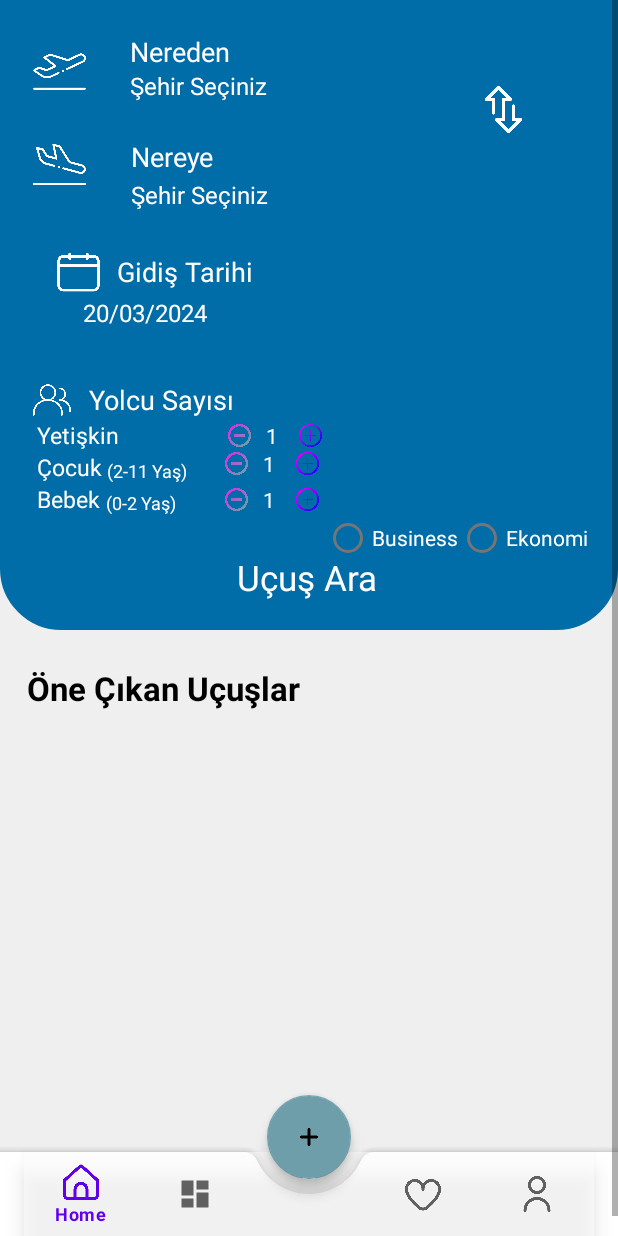
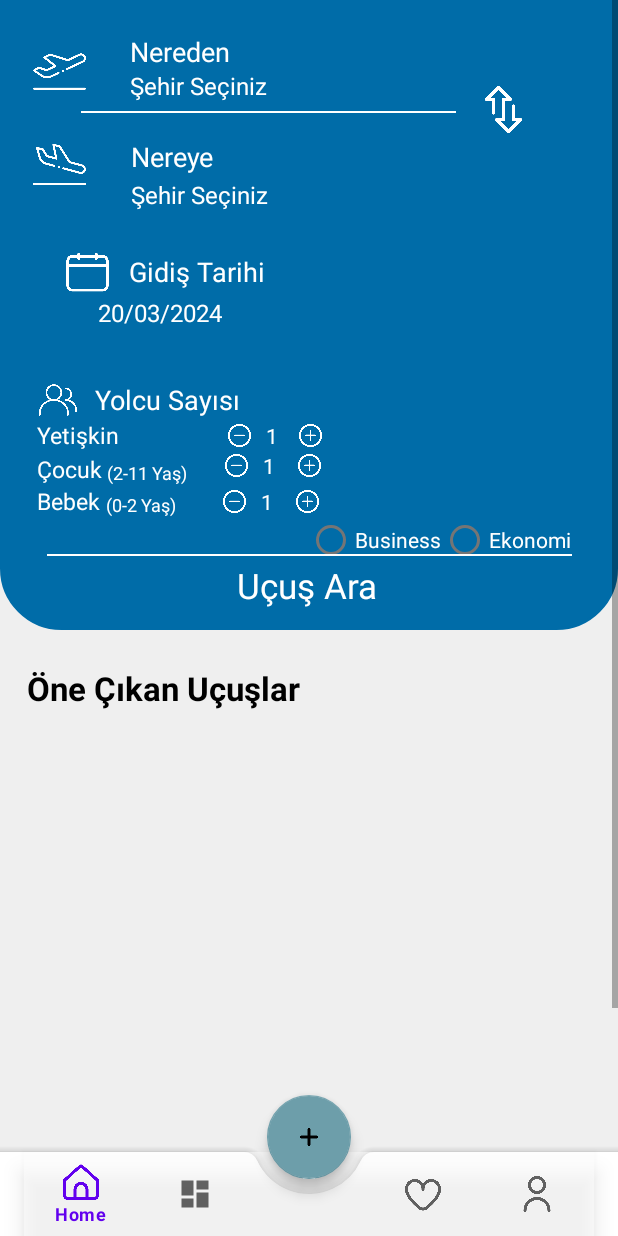
Before and after one commit to Bezaatay/Adventura, an Android app: the ResFlight screen opened through its navigation route, on a phone screen of 412 x 824 dp. Run offline under Robolectric (Android 15) with nearby library versions, the phone set to English and light mode, and no system bars; our stand-ins replace navigation-ui.

Commit message:
Second Commit

```diff
--- a/app/src/main/java/com/example/reservationproject/view/MainActivity.kt
+++ b/app/src/main/java/com/example/reservationproject/view/MainActivity.kt
@@ -34,8 +34,7 @@ class MainActivity : AppCompatActivity() {
         val navView: BottomNavigationView = binding.navView
 
         val navController = findNavController(R.id.nav_host_fragment_activity_main)
-        // Passing each menu ID as a set of Ids because each
-        // menu should be considered as top level destinations.
+
         val appBarConfiguration = AppBarConfiguration(
             setOf(
                 R.id.navigation_home,
--- a/app/src/main/java/com/example/reservationproject/view/NotificationsFragment.kt
+++ b/app/src/main/java/com/example/reservationproject/view/NotificationsFragment.kt
@@ -16,8 +16,6 @@ class NotificationsFragment : Fragment() {
 
     private var _binding: FragmentNotificationsBinding? = null
 
-    // This property is only valid between onCreateView and
-    // onDestroyView.
     private val binding get() = _binding!!
 
     override fun onCreateView(
--- a/app/src/main/java/com/example/reservationproject/view/ResFlight.kt
+++ b/app/src/main/java/com/example/reservationproject/view/ResFlight.kt
@@ -102,7 +102,7 @@ class ResFlight : Fragment(), FlightItemAdapter.OnItemClickListener {
             val childSeat = binding.childNumEdttx.text
             val babySeat = binding.babyNumEdttx.text
             val flightType = viewModel.selectedFlightType.value
-            Log.e("AA", "$fromWhere,$toWhere,$departureTime,$babySeat,$flightType")
+            Log.e("flight info", "$fromWhere,$toWhere,$departureTime,$babySeat,$flightType")
         }
 
         adultAdd.setOnClickListener {
--- a/app/src/main/java/com/example/reservationproject/viewmodel/HomeViewModel.kt
+++ b/app/src/main/java/com/example/reservationproject/viewmodel/HomeViewModel.kt
@@ -25,7 +25,6 @@ class HomeViewModel : ViewModel() {
                 Log.e("beyza","asama1")
                 val responseBody = response.body()
                 if(responseBody != null) {
-                    Log.e("beyza", "asama2")
                     Log.e("beyza", responseBody.toString())
                 }
                 else {
@@ -36,8 +35,6 @@ class HomeViewModel : ViewModel() {
             override fun onFailure(call: Call<List<HotelElement>>, t: Throwable) {
 
                 Log.e("beyzaHata",t.message.toString())
-                Log.e("beyzaHata",t.cause.toString())
-                Log.e("beyzaHata",t.toString())
             }
         })
     }
@@ -59,6 +56,5 @@ class HomeViewModel : ViewModel() {
                 Log.e("beyzaHata",t.cause.toString())
             }
         })
-        Log.e("beyzaHata","sdsfs")
     }
 }
--- a/app/src/main/res/layout/activity_main.xml
+++ b/app/src/main/res/layout/activity_main.xml
@@ -41,7 +41,7 @@
         android:id="@+id/nav_host_fragment_activity_main"
         android:name="androidx.navigation.fragment.NavHostFragment"
         android:layout_width="match_parent"
-        android:layout_height="match_parent"
+        android:layout_height="750dp"
         app:defaultNavHost="true"
         app:layout_constraintBottom_toTopOf="@id/nav_view"
         app:layout_constraintLeft_toLeftOf="parent"
--- a/app/src/main/res/layout/fragment_res_flight.xml
+++ b/app/src/main/res/layout/fragment_res_flight.xml
@@ -10,6 +10,7 @@
     <androidx.constraintlayout.widget.ConstraintLayout
         android:layout_width="match_parent"
         android:layout_height="wrap_content">
+
 
         <androidx.constraintlayout.widget.ConstraintLayout
             android:id="@+id/constraintLayout7"
@@ -26,7 +27,8 @@
             <TextView
                 android:id="@+id/SearchFlightBtn"
                 android:layout_width="368dp"
-                android:layout_height="50dp"
+                android:layout_height="wrap_content"
+                android:layout_marginBottom="4dp"
                 android:gravity="center"
                 android:text="@string/search_flight"
                 android:textColor="@color/white"
@@ -42,7 +44,7 @@
                 android:layout_height="70dp"
                 android:layout_marginStart="8dp"
                 android:layout_marginTop="16dp"
-                android:layout_marginEnd="220dp"
+                android:layout_marginEnd="200dp"
                 android:padding="4dp"
                 app:layout_constraintEnd_toEndOf="parent"
                 app:layout_constraintStart_toStartOf="parent"
@@ -52,7 +54,7 @@
                     android:id="@+id/imageView4"
                     android:layout_width="30dp"
                     android:layout_height="30dp"
-                    android:layout_marginStart="8dp"
+                    android:layout_marginStart="4dp"
                     android:layout_marginTop="8dp"
                     android:src="@drawable/calendar"
                     app:layout_constraintBottom_toBottomOf="@+id/textView6"
@@ -108,6 +110,7 @@
                 android:ems="10"
                 android:hint="@string/select_city"
                 android:inputType="text"
+                android:textColor="@color/white"
                 android:textColorHint="@color/white"
                 android:textSize="16sp"
                 app:layout_constraintEnd_toEndOf="@+id/textView8"
@@ -139,6 +142,7 @@
                 android:hint="@string/select_city"
                 android:inputType="text"
                 android:textColorHint="@color/white"
+                android:textColor="@color/white"
                 android:textSize="16sp"
                 app:layout_constraintEnd_toEndOf="@+id/textView9"
                 app:layout_constraintHorizontal_bias="0.0"
@@ -186,7 +190,7 @@
                 android:id="@+id/radioGroup"
                 android:layout_width="wrap_content"
                 android:layout_height="wrap_content"
-                android:layout_marginStart="203dp"
+                android:layout_marginStart="180dp"
                 android:layout_marginEnd="7dp"
                 android:orientation="horizontal"
                 app:layout_constraintEnd_toEndOf="parent"
@@ -224,7 +228,7 @@
                     android:id="@+id/imageView5"
                     android:layout_width="25dp"
                     android:layout_height="25dp"
-                    android:layout_marginStart="8dp"
+                    android:layout_marginStart="16dp"
                     android:layout_marginTop="7dp"
                     android:layout_marginEnd="6dp"
                     android:src="@drawable/users"
@@ -240,8 +244,8 @@
                     android:layout_marginTop="7dp"
                     android:layout_marginEnd="72dp"
                     android:text="@string/traveller"
+                    android:textColor="@color/white"
                     android:textSize="18sp"
-                    android:textColor="@color/white"
                     app:layout_constraintEnd_toEndOf="parent"
                     app:layout_constraintStart_toEndOf="@+id/imageView5"
                     app:layout_constraintTop_toTopOf="parent" />
@@ -255,8 +259,8 @@
                     android:ems="10"
                     android:inputType="number"
                     android:text="@string/_1"
+                    android:textColor="@color/white"
                     android:textSize="14sp"
-                    android:textColor="@color/white"
                     app:layout_constraintBottom_toBottomOf="@+id/childMinus"
                     app:layout_constraintStart_toEndOf="@+id/childMinus"
                     app:layout_constraintTop_toTopOf="@+id/childMinus"
@@ -271,8 +275,8 @@
                     android:ems="10"
                     android:inputType="number"
                     android:text="@string/_1"
+                    android:textColor="@color/white"
                     android:textSize="14sp"
-                    android:textColor="@color/white"
                     app:layout_constraintBottom_toBottomOf="@+id/babyMinus"
                     app:layout_constraintStart_toEndOf="@+id/babyMinus"
                     app:layout_constraintTop_toTopOf="@+id/babyMinus"
@@ -283,6 +287,7 @@
                     android:layout_width="wrap_content"
                     android:layout_height="wrap_content"
                     android:layout_marginStart="8dp"
+                    android:layout_marginTop="1dp"
                     android:text="@string/child"
                     android:textColor="@color/white"
                     android:textSize="15sp"
@@ -295,8 +300,9 @@
                     android:layout_height="wrap_content"
                     android:layout_marginStart="8dp"
                     android:text="@string/baby"
+                    android:textColor="@color/white"
                     android:textSize="15sp"
-                    android:textColor="@color/white"
+                    app:layout_constraintBottom_toBottomOf="parent"
                     app:layout_constraintStart_toStartOf="parent"
                     app:layout_constraintTop_toBottomOf="@+id/textView12" />
 
@@ -304,7 +310,7 @@
                     android:id="@+id/childAdd"
                     android:layout_width="15dp"
                     android:layout_height="15dp"
-                    android:layout_marginStart="32dp"
+                    android:layout_marginStart="33dp"
                     android:src="@drawable/add"
                     app:layout_constraintBottom_toBottomOf="@+id/childMinus"
                     app:layout_constraintStart_toEndOf="@+id/childMinus"
@@ -314,7 +320,7 @@
                     android:id="@+id/babyAdd"
                     android:layout_width="15dp"
                     android:layout_height="15dp"
-                    android:layout_marginStart="32dp"
+                    android:layout_marginStart="33dp"
                     android:src="@drawable/add"
                     app:layout_constraintBottom_toBottomOf="@+id/babyMinus"
                     app:layout_constraintStart_toEndOf="@+id/babyMinus"
@@ -326,7 +332,7 @@
                     android:layout_height="15dp"
                     android:layout_marginStart="82dp"
                     android:layout_marginBottom="5dp"
-                    android:src="@drawable/minus_sign"
+                    android:src="@drawable/minus"
                     app:layout_constraintBottom_toBottomOf="@+id/textView12"
                     app:layout_constraintStart_toEndOf="@+id/textView12"
                     app:layout_constraintTop_toTopOf="@+id/textView12" />
@@ -337,8 +343,8 @@
                     android:layout_height="wrap_content"
                     android:layout_marginStart="3dp"
                     android:hint="@string/child_age"
+                    android:textColorHint="@color/white"
                     android:textSize="12sp"
-                    android:textColorHint="@color/white"
                     app:layout_constraintBottom_toBottomOf="@+id/textView12"
                     app:layout_constraintStart_toEndOf="@+id/textView12"
                     app:layout_constraintTop_toTopOf="@+id/textView12"
@@ -350,9 +356,9 @@
                     android:layout_height="wrap_content"
                     android:layout_marginStart="4dp"
                     android:hint="@string/baby_age"
+                    android:textColor="@color/white"
+                    android:textColorHint="@color/white"
                     android:textSize="12sp"
-                    android:textColorHint="@color/white"
-                    android:textColor="@color/white"
                     app:layout_constraintBottom_toBottomOf="@+id/textView13"
                     app:layout_constraintStart_toEndOf="@+id/textView13"
                     app:layout_constraintTop_toTopOf="@+id/textView13"
@@ -363,8 +369,8 @@
                     android:id="@+id/babyMinus"
                     android:layout_width="15dp"
                     android:layout_height="15dp"
-                    android:layout_marginStart="83dp"
-                    android:src="@drawable/minus_sign"
+                    android:layout_marginStart="82dp"
+                    android:src="@drawable/minus"
                     app:layout_constraintBottom_toBottomOf="@+id/textView13"
                     app:layout_constraintStart_toEndOf="@+id/textView13"
                     app:layout_constraintTop_toTopOf="@+id/textView13" />
@@ -375,8 +381,8 @@
                     android:layout_height="wrap_content"
                     android:layout_marginStart="8dp"
                     android:text="@string/adult"
+                    android:textColor="@color/white"
                     android:textSize="15sp"
-                    android:textColor="@color/white"
                     app:layout_constraintStart_toStartOf="parent"
                     app:layout_constraintTop_toBottomOf="@+id/imageView5" />
 
@@ -389,8 +395,8 @@
                     android:ems="10"
                     android:inputType="number"
                     android:text="@string/_1"
+                    android:textColor="@color/white"
                     android:textSize="14sp"
-                    android:textColor="@color/white"
                     app:layout_constraintBottom_toBottomOf="@+id/adultMinus"
                     app:layout_constraintStart_toEndOf="@+id/adultMinus"
                     app:layout_constraintTop_toTopOf="@+id/adultMinus"
@@ -401,7 +407,7 @@
                     android:layout_width="15dp"
                     android:layout_height="15dp"
                     android:layout_marginStart="72dp"
-                    android:src="@drawable/minus_sign"
+                    android:src="@drawable/minus"
                     app:layout_constraintBottom_toBottomOf="@+id/textView11"
                     app:layout_constraintStart_toEndOf="@+id/textView11"
                     app:layout_constraintTop_toTopOf="@+id/textView11" />
@@ -416,6 +422,26 @@
                     app:layout_constraintStart_toEndOf="@+id/adultMinus"
                     app:layout_constraintTop_toTopOf="@+id/adultMinus" />
             </androidx.constraintlayout.widget.ConstraintLayout>
+
+            <View
+                android:layout_width="350dp"
+                android:layout_height="1dp"
+                android:layout_marginBottom="4dp"
+                android:background="@color/white"
+                app:layout_constraintBottom_toTopOf="@+id/SearchFlightBtn"
+                app:layout_constraintEnd_toEndOf="parent"
+                app:layout_constraintHorizontal_bias="0.5"
+                app:layout_constraintStart_toStartOf="parent" />
+
+            <View
+                android:layout_width="250dp"
+                android:layout_height="1dp"
+                android:layout_marginTop="6dp"
+                android:background="@color/white"
+                app:layout_constraintEnd_toEndOf="parent"
+                app:layout_constraintHorizontal_bias="0.322"
+                app:layout_constraintStart_toStartOf="parent"
+                app:layout_constraintTop_toBottomOf="@+id/fromWhereEdttx" />
 
         </androidx.constraintlayout.widget.ConstraintLayout>
 
```
Also changed, not shown: app/src/main/java/com/example/reservationproject/view/ResHotel.kt (+0 -7 lines), app/src/main/java/com/example/reservationproject/viewmodel/ResFlightViewModel.kt (+6 -3 lines), app/src/main/res/layout/fragment_home.xml (+4 -13 lines), app/src/main/res/layout/fragment_res_hotel.xml (+12 -1 lines), app/src/main/res/layout/fragment_res_tour.xml (+13 -2 lines), app/src/main/res/drawable/add.png, app/src/main/res/drawable/minus.png (added), app/src/main/res/drawable/minus_sign.png (deleted).
